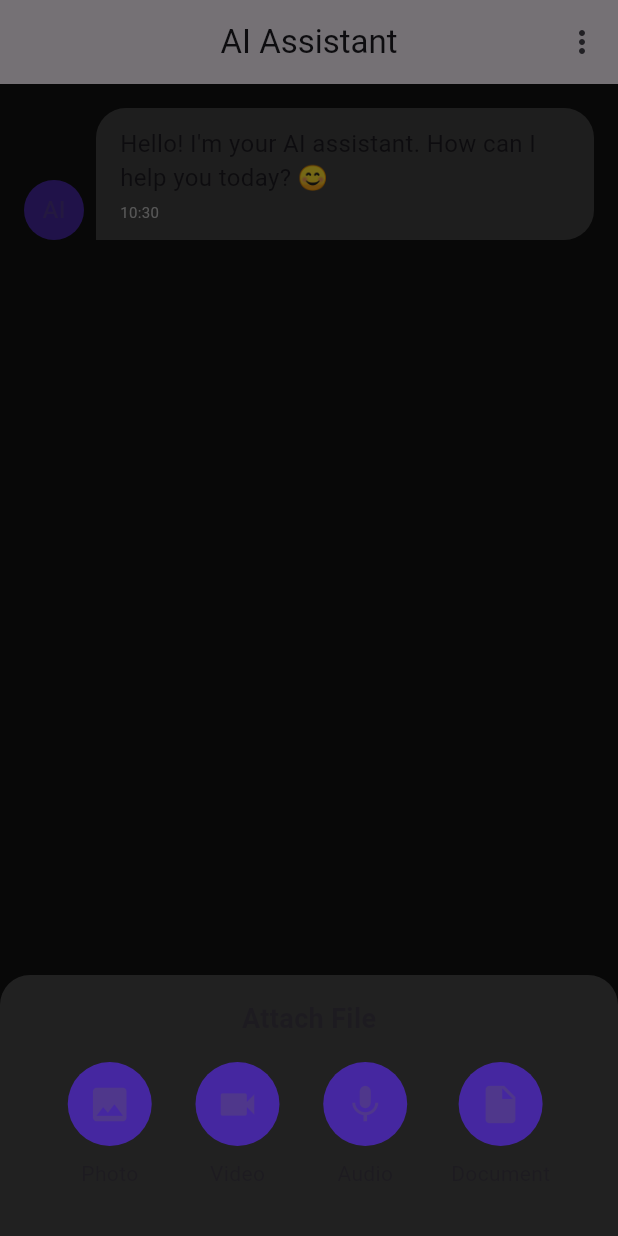
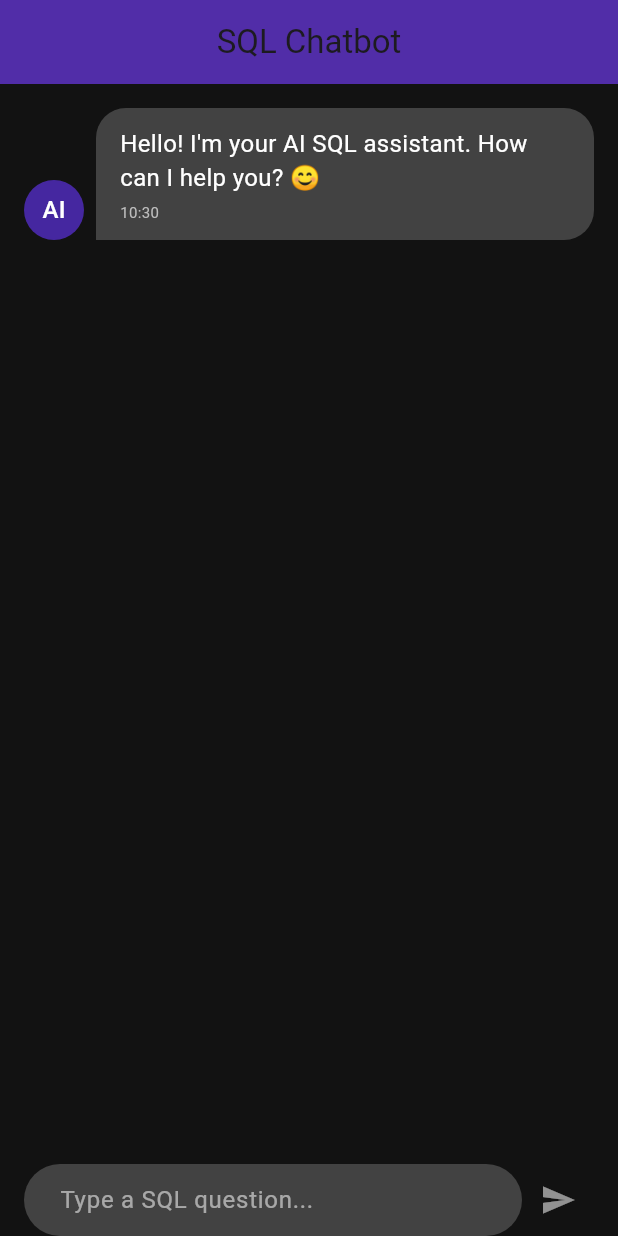
Before and after one commit to VijayKumar-2005/DataBaseApp, a Flutter app: the screen it shows after launch, after a tap on the "send" icon, on a phone screen of 412 x 824 dp. Run offline on Flutter 3.47's test engine with Material 3 defaults, Android fonts, the light colour scheme and no system bars; our stand-ins replace flutter_dotenv, sqflite; accounts and stored records are empty.

Commit message:
updated the chatbot screen and added the AI

```diff
--- a/lib/Screens/chatscreen.dart
+++ b/lib/Screens/chatscreen.dart
@@ -1,36 +1,9 @@
 import 'package:flutter/material.dart';
-import 'package:flutter/services.dart';
-
-void main() {
-  SystemChrome.setSystemUIOverlayStyle(
-    const SystemUiOverlayStyle(
-      statusBarColor: Colors.transparent,
-      statusBarIconBrightness: Brightness.light,
-    ),
-  );
-  runApp(const ChatBotApp());
-}
-
-class ChatBotApp extends StatelessWidget {
-  const ChatBotApp({super.key});
-
-  @override
-  Widget build(BuildContext context) {
-    return MaterialApp(
-      debugShowCheckedModeBanner: false,
-      theme: ThemeData.dark().copyWith(
-        colorScheme: ColorScheme.dark(
-          primary: Colors.deepPurple.shade300,
-          secondary: Colors.deepPurple.shade200,
-        ),
-      ),
-      home: const ChatScreen(),
-    );
-  }
-}
+import '../Services/genkit_service.dart';
 
 class ChatScreen extends StatefulWidget {
-  const ChatScreen({super.key});
+  const ChatScreen({super.key, required this.apikey});
+  final String apikey;
 
   @override
   State<ChatScreen> createState() => _ChatScreenState();
@@ -39,21 +12,14 @@ class ChatScreen extends StatefulWidget {
 class _ChatScreenState extends State<ChatScreen> {
   final TextEditingController _messageController = TextEditingController();
   final List<Message> _messages = [];
+  late GenkitService _genkitService;
   bool _isBotTyping = false;
-  bool _showEmojiPicker = false;
-  bool _showQuickReplies = false;
-  final List<String> _quickReplies = [
-    "Tell me more",
-    "That's helpful",
-    "Not now",
-    "Thanks!"
-  ];
 
   @override
   void initState() {
     super.initState();
-    _addBotMessage(
-        "Hello! I'm your AI assistant. How can I help you today? 😊");
+    _genkitService = GenkitService(apiKey: widget.apikey);
+    _addBotMessage("Hello! I'm your AI SQL assistant. How can I help you? 😊");
   }
 
   void _addBotMessage(String text) {
@@ -66,12 +32,25 @@ class _ChatScreenState extends State<ChatScreen> {
     });
   }
 
+  Future<void> _getBotResponse(String message) async {
+    _addBotMessage("Thinking...");
+    final responses = await _genkitService.runGenkitSql(message);
+    setState(() {
+      _messages.removeLast();
+      for (final res in responses) {
+        _messages.add(Message(
+          text: res,
+          isMe: false,
+          timestamp: DateTime.now(),
+        ));
+      }
+    });
+  }
+
   void _sendMessage() {
     if (_messageController.text.trim().isEmpty) return;
-
     final message = _messageController.text;
     _messageController.clear();
-
     setState(() {
       _messages.add(Message(
         text: message,
@@ -79,33 +58,11 @@ class _ChatScreenState extends State<ChatScreen> {
         timestamp: DateTime.now(),
       ));
       _isBotTyping = true;
-      _showQuickReplies = false;
     });
-
-    Future.delayed(const Duration(seconds: 1), () {
+    Future.delayed(const Duration(milliseconds: 500), () async {
       setState(() => _isBotTyping = false);
-      _addBotMessage(_getBotResponse(message));
-      if (message.toLowerCase().contains("help")) {
-        Future.delayed(const Duration(milliseconds: 500), () {
-          setState(() => _showQuickReplies = true);
-        });
-      }
+      await _getBotResponse(message);
     });
-  }
-
-  String _getBotResponse(String message) {
-    if (message.toLowerCase().contains("hello") ||
-        message.toLowerCase().contains("hi")) {
-      return "Hi there! 👋 What can I do for you?";
-    } else if (message.toLowerCase().contains("help")) {
-      return "I can help with various topics:\n- General questions\n- Tech support\n- Recommendations\nWhat do you need help with?";
-    } else if (message.toLowerCase().contains("thank")) {
-      return "You're welcome! Is there anything else I can help with? 😊";
-    } else if (message.toLowerCase().contains("image")) {
-      return "Here's an example image you requested:";
-    } else {
-      return "I understand you're asking about \"$message\". That's an interesting topic! Could you provide more details?";
-    }
   }
 
   @override
@@ -113,22 +70,15 @@ class _ChatScreenState extends State<ChatScreen> {
     return Scaffold(
       backgroundColor: const Color(0xFF121212),
       appBar: AppBar(
-        title: const Text('AI Assistant'),
+        title: const Text('SQL Chatbot'),
+        backgroundColor: Colors.deepPurple.shade700,
         centerTitle: true,
-        elevation: 0,
-        actions: [
-          IconButton(
-            icon: const Icon(Icons.more_vert),
-            onPressed: () {},
-          ),
-        ],
       ),
       body: Column(
         children: [
           Expanded(
             child: ListView.builder(
               padding: const EdgeInsets.symmetric(horizontal: 16, vertical: 8),
-              reverse: false,
               itemCount: _messages.length + (_isBotTyping ? 1 : 0),
               itemBuilder: (context, index) {
                 if (index < _messages.length) {
@@ -140,9 +90,7 @@ class _ChatScreenState extends State<ChatScreen> {
               },
             ),
           ),
-          if (_showQuickReplies) _buildQuickReplies(),
           _buildInputArea(),
-          if (_showEmojiPicker) _buildEmojiPicker(),
         ],
       ),
     );
@@ -159,15 +107,12 @@ class _ChatScreenState extends State<ChatScreen> {
           if (!message.isMe)
             CircleAvatar(
               backgroundColor: Colors.deepPurple.shade800,
-              child: const Text("AI"),
+              child: const Text("AI", style: TextStyle(color: Colors.white)),
             ),
           const SizedBox(width: 8),
           Flexible(
             child: Container(
-              padding: const EdgeInsets.symmetric(
-                horizontal: 16,
-                vertical: 12,
-              ),
+              padding: const EdgeInsets.symmetric(horizontal: 16, vertical: 12),
               decoration: BoxDecoration(
                 color: message.isMe
                     ? Colors.deepPurple.shade600
@@ -182,11 +127,9 @@ class _ChatScreenState extends State<ChatScreen> {
               child: Column(
                 crossAxisAlignment: CrossAxisAlignment.start,
                 children: [
-                  if (message.text.toLowerCase().contains("image"))
-                    _buildImageAttachment(),
                   Text(
                     message.text,
-                    style: const TextStyle(fontSize: 16),
+                    style: const TextStyle(fontSize: 16, color: Colors.white),
                   ),
                   const SizedBox(height: 4),
                   Text(
@@ -205,31 +148,6 @@ class _ChatScreenState extends State<ChatScreen> {
     );
   }
 
-  Widget _buildImageAttachment() {
-    return Container(
-      margin: const EdgeInsets.only(bottom: 8),
-      decoration: BoxDecoration(
-        borderRadius: BorderRadius.circular(12),
-        boxShadow: [
-          BoxShadow(
-            color: Colors.black.withValues(alpha: 0.3),
-            blurRadius: 6,
-            offset: const Offset(0, 2),
-          ),
-        ],
-      ),
-      child: ClipRRect(
-        borderRadius: BorderRadius.circular(12),
-        child: Image.network(
-          "https://source.unsplash.com/random/300x200?tech",
-          width: 200,
-          height: 120,
-          fit: BoxFit.cover,
-        ),
-      ),
-    );
-  }
-
   Widget _buildTypingIndicator() {
     return Padding(
       padding: const EdgeInsets.symmetric(vertical: 8),
@@ -242,10 +160,7 @@ class _ChatScreenState extends State<ChatScreen> {
           ),
           const SizedBox(width: 8),
           Container(
-            padding: const EdgeInsets.symmetric(
-              horizontal: 16,
-              vertical: 12,
-            ),
+            padding: const EdgeInsets.symmetric(horizontal: 16, vertical: 12),
             decoration: BoxDecoration(
               color: Colors.grey.shade800,
               borderRadius: const BorderRadius.only(
@@ -279,57 +194,26 @@ class _ChatScreenState extends State<ChatScreen> {
         color: Colors.deepPurple.shade300,
         shape: BoxShape.circle,
       ),
-      curve: Curves.easeInOut,
       margin: const EdgeInsets.only(bottom: 4),
-    );
-  }
-
-  Widget _buildQuickReplies() {
-    return SizedBox(
-      height: 60,
-      child: ListView(
-        scrollDirection: Axis.horizontal,
-        padding: const EdgeInsets.symmetric(horizontal: 16),
-        children: _quickReplies
-            .map((reply) => Padding(
-          padding: const EdgeInsets.only(right: 8),
-          child: ChoiceChip(
-            label: Text(reply),
-            selected: false,
-            onSelected: (selected) {
-              _messageController.text = reply;
-              _sendMessage();
-            },
-            backgroundColor: Colors.grey.shade800,
-            labelStyle: const TextStyle(color: Colors.white),
-          ),
-        ))
-            .toList(),
-      ),
     );
   }
 
   Widget _buildInputArea() {
     return Padding(
       padding: EdgeInsets.only(
-        bottom: _showEmojiPicker
-            ? MediaQuery.of(context).viewInsets.bottom + 200
-            : MediaQuery.of(context).viewInsets.bottom,
+        bottom: MediaQuery.of(context).viewInsets.bottom,
         left: 16,
         right: 16,
         top: 8,
       ),
       child: Row(
         children: [
-          IconButton(
-            icon: const Icon(Icons.add),
-            onPressed: _showAttachmentOptions,
-          ),
           Expanded(
             child: TextField(
               controller: _messageController,
               decoration: InputDecoration(
-                hintText: "Type a message...",
+                hintText: "Type a SQL question...",
+                hintStyle: TextStyle(color: Colors.white54),
                 filled: true,
                 fillColor: Colors.grey.shade800,
                 border: OutlineInputBorder(
@@ -343,89 +227,11 @@ class _ChatScreenState extends State<ChatScreen> {
             ),
           ),
           IconButton(
-            icon: const Icon(Icons.emoji_emotions),
-            onPressed: () {
-              setState(() {
-                _showEmojiPicker = !_showEmojiPicker;
-              });
-            },
-          ),
-          IconButton(
-            icon: const Icon(Icons.send),
+            icon: const Icon(Icons.send, color: Colors.white54),
             onPressed: _sendMessage,
           ),
         ],
       ),
-    );
-  }
-
-  Widget _buildEmojiPicker() {
-    return SizedBox(
-      height: 200,
-      child: GridView.count(
-        crossAxisCount: 7,
-        children: List.generate(28, (index) {
-          final emojis = ["😀", "😂", "😍", "😎", "🤔", "🙄", "😴", "🥳", "😡", "🤯", "👋", "❤️", "🔥", "👍", "👀", "🎉", "💯", "✨", "🙏", "🤷", "🍕", "☕", "📱", "💻", "🎮", "📚", "🎵", "⚡"];
-          return TextButton(
-            onPressed: () {
-              _messageController.text += emojis[index];
-            },
-            child: Text(
-              emojis[index],
-              style: const TextStyle(fontSize: 24),
-            ),
-          );
-        }),
-      ),
-    );
-  }
-
-  void _showAttachmentOptions() {
-    showModalBottomSheet(
-      context: context,
-      backgroundColor: Colors.grey.shade900,
-      shape: const RoundedRectangleBorder(
-        borderRadius: BorderRadius.vertical(top: Radius.circular(20)),
-      ),
-      builder: (context) {
-        return Padding(
-          padding: const EdgeInsets.all(16),
-          child: Column(
-            mainAxisSize: MainAxisSize.min,
-            children: [
-              const Text(
-                "Attach File",
-                style: TextStyle(fontSize: 18, fontWeight: FontWeight.bold),
-              ),
-              const SizedBox(height: 16),
-              Row(
-                mainAxisAlignment: MainAxisAlignment.spaceEvenly,
-                children: [
-                  _buildAttachmentOption(Icons.image, "Photo"),
-                  _buildAttachmentOption(Icons.videocam, "Video"),
-                  _buildAttachmentOption(Icons.mic, "Audio"),
-                  _buildAttachmentOption(Icons.insert_drive_file, "Document"),
-                ],
-              ),
-              const SizedBox(height: 16),
-            ],
-          ),
-        );
-      },
-    );
-  }
-
-  Widget _buildAttachmentOption(IconData icon, String label) {
-    return Column(
-      children: [
-        CircleAvatar(
-          radius: 28,
-          backgroundColor: Colors.deepPurple.shade800,
-          child: Icon(icon, size: 30),
-        ),
-        const SizedBox(height: 8),
-        Text(label),
-      ],
     );
   }
 
--- /dev/null
+++ b/lib/Services/genkit_service.dart
@@ -0,0 +1,50 @@
+import 'dart:convert';
+import 'package:http/http.dart' as http;
+import 'database_services.dart';
+
+class GenkitService {
+  final String apiKey;
+  final String endpoint;
+  final String globalInstruction =
+      "Respond with raw SQL code only, no markdown or extra formatting.";
+
+  GenkitService({
+    required this.apiKey,
+    this.endpoint = "https://generativelanguage.googleapis.com/v1beta/models/gemini-1.5-flash:generateContent",
+  });
+
+  Future<String> getSqlFromGenkit(String userPrompt) async {
+    final prompt = "$globalInstruction $userPrompt";
+
+    final response = await http.post(
+      Uri.parse("$endpoint?key=$apiKey"),
+      headers: {'Content-Type': 'application/json'},
+      body: jsonEncode({
+        "contents": [
+          {
+            "parts": [
+              {"text": prompt}
+            ]
+          }
+        ]
+      }),
+    );
+
+    if (response.statusCode == 200) {
+      final data = json.decode(response.body);
+      final text = data['candidates'][0]['content']['parts'][0]['text'];
+      return text.toString().trim();
+    } else {
+      throw Exception("Failed to generate SQL: ${response.body}");
+    }
+  }
+
+  Future<List<String>> runGenkitSql(String userPrompt) async {
+    try {
+      final sql = await getSqlFromGenkit(userPrompt);
+      return await DatabaseService.instance.executeQuery(sql);
+    } catch (e) {
+      return ['Error: $e'];
+    }
+  }
+}
--- a/lib/main.dart
+++ b/lib/main.dart
@@ -1,21 +1,22 @@
 import 'package:databaseapp/Screens/chatscreen.dart';
 import 'package:databaseapp/Screens/console.dart';
 import 'package:flutter/material.dart';
+import 'package:flutter_dotenv/flutter_dotenv.dart';
 
-void main() {
-  runApp(const MyApp());
+Future<void> main() async {
+  await dotenv.load();
+  String apiKey = dotenv.env['API_KEY'] ?? "API_KEY_NOT_FOUND";
+  runApp(MyApp(apikey: apiKey,));
 }
-
 class MyApp extends StatelessWidget {
-  const MyApp({super.key});
-
-  // This widget is the root of your application.
+  const MyApp({super.key,required this.apikey});
+  final String apikey;
   @override
   Widget build(BuildContext context) {
     return MaterialApp(
       title: 'Flutter Demo',
       debugShowCheckedModeBanner: false,
-      home: ChatScreen(),
+      home: ChatScreen(apikey: apikey,),
     );
   }
 }
--- a/pubspec.yaml
+++ b/pubspec.yaml
@@ -37,6 +37,8 @@ dependencies:
   sqflite: ^2.4.2
   path_provider: ^2.1.5
   path: ^1.9.1
+  http: ^1.4.0
+  flutter_dotenv: ^5.2.1
 
 dev_dependencies:
   flutter_test:
```
Also changed, not shown: lib/Services/database_services.dart (+6 -10 lines), appConfig.env (added), pubspec.lock, 1 other file.
